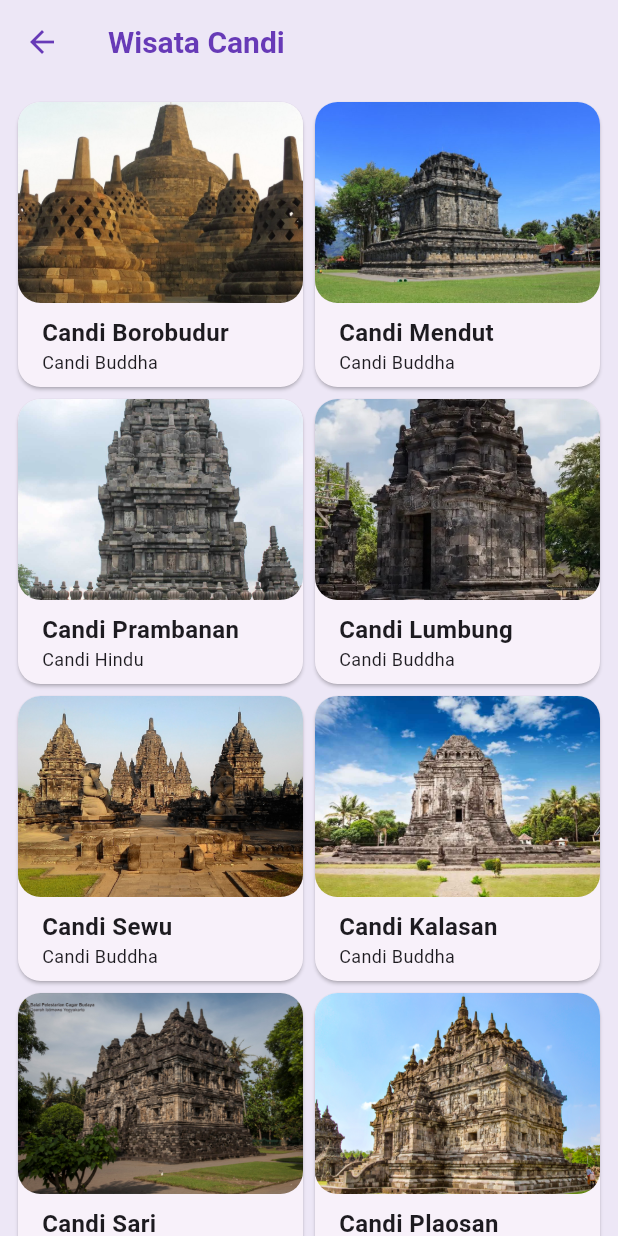
After one commit to Mobile-Programming-MDP/materi-latihan-flutter-VictoriaVVR, a Flutter app: the HomeScreen screen opened directly, on a phone screen of 412 x 824 dp. The commit adds this screen. Run offline on Flutter 3.47's test engine with Material 2 defaults, Android fonts, the phone set to English and light mode, and no system bars.

Commit message:
home_screen

```diff
--- a/wisata_candi/lib/main.dart
+++ b/wisata_candi/lib/main.dart
@@ -1,7 +1,9 @@
 import 'package:flutter/material.dart';
 import 'package:wisata_candi/data/candi_data.dart';
 import 'package:wisata_candi/screens/detail_screen.dart';
+import 'package:wisata_candi/screens/home_screen.dart';
 import 'package:wisata_candi/screens/profile_screen.dart';
+import 'package:wisata_candi/screens/search_screen.dart';
 import 'package:wisata_candi/screens/sign_in.dart';
 
 void main() {
@@ -34,7 +36,8 @@ class MyApp extends StatelessWidget {
       ),
       // home: ProfileScreen(),
       //home: DetailScreen(candi: candiList[0]),
-        home: SignInScreen(),
+        // home: SignInScreen(),
+        home: SearchScreen(),
     );
   }
 }
--- /dev/null
+++ b/wisata_candi/lib/screens/home_screen.dart
@@ -0,0 +1,34 @@
+import 'package:flutter/material.dart';
+import 'package:wisata_candi/data/candi_data.dart';
+import 'package:wisata_candi/models/candi.dart';
+import 'package:wisata_candi/widgets/item_card.dart';
+
+class HomeScreen extends StatefulWidget {
+  const HomeScreen({super.key});
+  @override
+  State<HomeScreen> createState() => _HomeScreenState();
+}
+
+class _HomeScreenState extends State<HomeScreen> {
+  @override
+  Widget build(BuildContext context) {
+    return Scaffold(
+        // TODO: 1 Buat appbar dengan judul Wisata Candi
+        appBar: AppBar(
+          title: const Text('Wisata Candi'),
+        ),
+        // TODO: 2 Buat body dengan GridView.builder
+        body: GridView.builder(
+          gridDelegate: const SliverGridDelegateWithFixedCrossAxisCount(
+            crossAxisCount: 2,
+          ),
+          padding: const EdgeInsets.all(8),
+          itemCount: candiList.length,
+          itemBuilder: (_, index) {
+            // TODO: 3 Buat ItemCard sebagai return value dari GridView.builder
+            Candi candi = candiList[index];
+            return ItemCard(candi: candi);
+          },
+        ));
+  }
+}
--- /dev/null
+++ b/wisata_candi/lib/widgets/item_card.dart
@@ -0,0 +1,56 @@
+import 'package:flutter/material.dart';
+import 'package:wisata_candi/models/candi.dart';
+
+class ItemCard extends StatelessWidget {
+  // TODO: 1. Deklarasikan variabel yang dibutuhkan dan pasang pada konstruktor
+  final Candi candi;
+  const ItemCard({super.key, required this.candi});
+  @override
+  Widget build(BuildContext context) {
+    // TODO: 6. Implementasi routing ke DetailScreen
+    return Card(
+      // TODO: 2. Tetapkan parameter shape, margin, dan elevation dari Cari
+      shape: RoundedRectangleBorder(
+        borderRadius: BorderRadius.circular(15),
+      ),
+      margin: const EdgeInsets.all(4),
+      elevation: 1,
+      child: Column(
+        crossAxisAlignment: CrossAxisAlignment.start,
+        children: [
+          // TODO: 3 Buat Image sebagai anak dari Column
+          Expanded(
+            // TODO: 7. Implementasi Hero animation
+            child: ClipRRect(
+              borderRadius: BorderRadius.circular(15),
+              child: Image.asset(
+                candi.imageAsset,
+                width: double.infinity,
+                fit: BoxFit.cover,
+              ),
+            ),
+          ),
+          // TODO: 4 Buat Text sebagai anak dari Column
+          Padding(
+            padding: const EdgeInsets.only(left: 16, top: 8),
+            child: Text(
+              candi.name,
+              style: const TextStyle(
+                fontSize: 16,
+                fontWeight: FontWeight.bold,
+              ),
+            ),
+          ),
+          // TODO: 5 Buat Text sebagai anak dari Column
+          Padding(
+            padding: const EdgeInsets.only(left: 16, bottom: 8),
+            child: Text(
+              candi.type,
+              style: const TextStyle(fontSize: 12),
+            ),
+          )
+        ],
+      ),
+    );
+  }
+}
```
